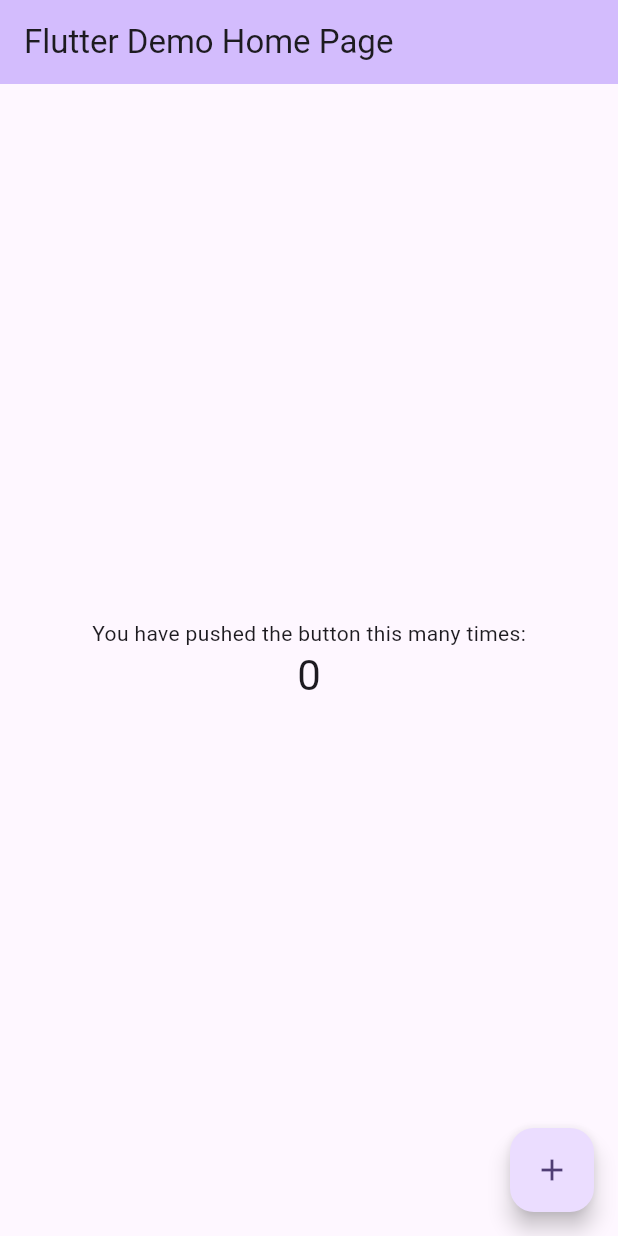
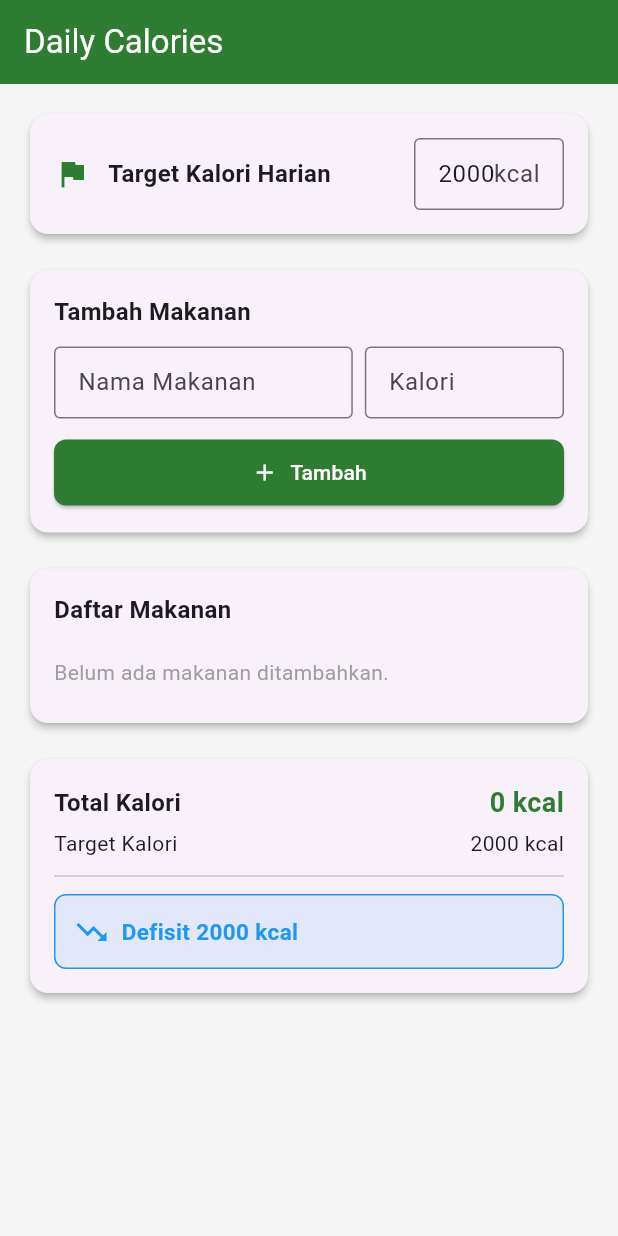
Before and after one commit to tikodjati/bugarku, a Flutter app: the screen it shows after launch, on a phone screen of 412 x 824 dp. Run offline on Flutter 3.47's test engine with Material 3 defaults, Android fonts, the phone set to English and light mode, and no system bars.

Commit message:
membuat fitur hitung calorie

```diff
--- a/lib/main.dart
+++ b/lib/main.dart
@@ -1,4 +1,6 @@
 import 'package:flutter/material.dart';
+import 'pages/calorie_page.dart';
+
 
 void main() {
   runApp(const MyApp());
@@ -28,9 +30,8 @@ class MyApp extends StatelessWidget {
         //
         // This works for code too, not just values: Most code changes can be
         // tested with just a hot reload.
-        colorScheme: .fromSeed(seedColor: Colors.deepPurple),
-      ),
-      home: const MyHomePage(title: 'Flutter Demo Home Page'),
+      colorScheme: ColorScheme.fromSeed(seedColor: Colors.deepPurple),      ),
+      home: CaloriePage(),
     );
   }
 }
--- a/lib/pages/calorie_page.dart
+++ b/lib/pages/calorie_page.dart
@@ -0,0 +1,386 @@
+import 'package:flutter/material.dart';
+
+import '../utils/constants.dart';
+
+/// Model sederhana untuk satu entri makanan.
+class FoodItem {
+  final String name;
+  final int calories;
+
+  FoodItem({required this.name, required this.calories});
+}
+
+/// Status hasil perbandingan kalori masuk terhadap target harian.
+enum CalorieStatus { deficit, surplus, onTarget }
+
+class CaloriePage extends StatefulWidget {
+  const CaloriePage({super.key});
+
+  @override
+  State<CaloriePage> createState() => _CaloriePageState();
+}
+
+class _CaloriePageState extends State<CaloriePage> {
+  final List<FoodItem> _foodItems = [];
+
+  final TextEditingController _foodNameController = TextEditingController();
+  final TextEditingController _foodCalorieController = TextEditingController();
+  final TextEditingController _targetController = TextEditingController(
+    text: '2000',
+  );
+
+  final _formKey = GlobalKey<FormState>();
+
+  int get _totalCalories =>
+      _foodItems.fold(0, (sum, item) => sum + item.calories);
+
+  int get _targetCalories => int.tryParse(_targetController.text) ?? 0;
+
+  /// Menghitung status berdasarkan logika:
+  /// - kalori_masuk < target => Defisit
+  /// - kalori_masuk > target => Surplus
+  /// - kalori_masuk == target => Sesuai target
+  CalorieStatus get _status {
+    if (_totalCalories < _targetCalories) return CalorieStatus.deficit;
+    if (_totalCalories > _targetCalories) return CalorieStatus.surplus;
+    return CalorieStatus.onTarget;
+  }
+
+  int get _difference => (_totalCalories - _targetCalories).abs();
+
+  void _addFood() {
+    if (!_formKey.currentState!.validate()) return;
+
+    final name = _foodNameController.text.trim();
+    final calories = int.parse(_foodCalorieController.text.trim());
+
+    setState(() {
+      _foodItems.add(FoodItem(name: name, calories: calories));
+      _foodNameController.clear();
+      _foodCalorieController.clear();
+    });
+
+    FocusScope.of(context).unfocus();
+  }
+
+  void _removeFood(int index) {
+    setState(() {
+      _foodItems.removeAt(index);
+    });
+  }
+
+  @override
+  void dispose() {
+    _foodNameController.dispose();
+    _foodCalorieController.dispose();
+    _targetController.dispose();
+    super.dispose();
+  }
+
+  @override
+  Widget build(BuildContext context) {
+    return Scaffold(
+      backgroundColor: AppColors.background,
+      appBar: AppBar(
+        title: const Text('Daily Calories'),
+        backgroundColor: AppColors.primary,
+        foregroundColor: Colors.white,
+      ),
+      body: SafeArea(
+        child: Column(
+          children: [
+            Expanded(
+              child: ListView(
+                padding: const EdgeInsets.all(16),
+                children: [
+                  _buildTargetCard(),
+                  const SizedBox(height: 16),
+                  _buildAddFoodCard(),
+                  const SizedBox(height: 16),
+                  _buildFoodListCard(),
+                  const SizedBox(height: 16),
+                  _buildSummaryCard(),
+                ],
+              ),
+            ),
+          ],
+        ),
+      ),
+    );
+  }
+
+  // ---------- Target kalori harian ----------
+  Widget _buildTargetCard() {
+    return Card(
+      elevation: 2,
+      shape: RoundedRectangleBorder(borderRadius: BorderRadius.circular(12)),
+      child: Padding(
+        padding: const EdgeInsets.all(16),
+        child: Row(
+          children: [
+            const Icon(Icons.flag, color: AppColors.primary),
+            const SizedBox(width: 12),
+            const Expanded(
+              child: Text(
+                'Target Kalori Harian',
+                style: TextStyle(fontSize: 16, fontWeight: FontWeight.w600),
+              ),
+            ),
+            SizedBox(
+              width: 100,
+              child: TextField(
+                controller: _targetController,
+                keyboardType: TextInputType.number,
+                textAlign: TextAlign.right,
+                decoration: const InputDecoration(
+                  suffixText: 'kcal',
+                  border: OutlineInputBorder(),
+                  isDense: true,
+                ),
+                onChanged: (_) => setState(() {}),
+              ),
+            ),
+          ],
+        ),
+      ),
+    );
+  }
+
+  // ---------- Form tambah makanan ----------
+  Widget _buildAddFoodCard() {
+    return Card(
+      elevation: 2,
+      shape: RoundedRectangleBorder(borderRadius: BorderRadius.circular(12)),
+      child: Padding(
+        padding: const EdgeInsets.all(16),
+        child: Form(
+          key: _formKey,
+          child: Column(
+            crossAxisAlignment: CrossAxisAlignment.start,
+            children: [
+              const Text(
+                'Tambah Makanan',
+                style: TextStyle(fontSize: 16, fontWeight: FontWeight.w600),
+              ),
+              const SizedBox(height: 12),
+              Row(
+                crossAxisAlignment: CrossAxisAlignment.start,
+                children: [
+                  Expanded(
+                    flex: 3,
+                    child: TextFormField(
+                      controller: _foodNameController,
+                      decoration: const InputDecoration(
+                        labelText: 'Nama Makanan',
+                        border: OutlineInputBorder(),
+                        isDense: true,
+                      ),
+                      validator: (value) {
+                        if (value == null || value.trim().isEmpty) {
+                          return 'Wajib diisi';
+                        }
+                        return null;
+                      },
+                    ),
+                  ),
+                  const SizedBox(width: 8),
+                  Expanded(
+                    flex: 2,
+                    child: TextFormField(
+                      controller: _foodCalorieController,
+                      keyboardType: TextInputType.number,
+                      decoration: const InputDecoration(
+                        labelText: 'Kalori',
+                        suffixText: 'kcal',
+                        border: OutlineInputBorder(),
+                        isDense: true,
+                      ),
+                      validator: (value) {
+                        if (value == null || value.trim().isEmpty) {
+                          return 'Wajib diisi';
+                        }
+                        final parsed = int.tryParse(value.trim());
+                        if (parsed == null || parsed <= 0) {
+                          return 'Tidak valid';
+                        }
+                        return null;
+                      },
+                    ),
+                  ),
+                ],
+              ),
+              const SizedBox(height: 12),
+              SizedBox(
+                width: double.infinity,
+                child: ElevatedButton.icon(
+                  onPressed: _addFood,
+                  icon: const Icon(Icons.add),
+                  label: const Text('Tambah'),
+                  style: ElevatedButton.styleFrom(
+                    backgroundColor: AppColors.primary,
+                    foregroundColor: Colors.white,
+                    padding: const EdgeInsets.symmetric(vertical: 12),
+                    shape: RoundedRectangleBorder(
+                      borderRadius: BorderRadius.circular(8),
+                    ),
+                  ),
+                ),
+              ),
+            ],
+          ),
+        ),
+      ),
+    );
+  }
+
+  // ---------- Daftar makanan yang sudah ditambahkan ----------
+  Widget _buildFoodListCard() {
+    return Card(
+      elevation: 2,
+      shape: RoundedRectangleBorder(borderRadius: BorderRadius.circular(12)),
+      child: Padding(
+        padding: const EdgeInsets.symmetric(vertical: 8),
+        child: Column(
+          crossAxisAlignment: CrossAxisAlignment.start,
+          children: [
+            const Padding(
+              padding: EdgeInsets.fromLTRB(16, 8, 16, 4),
+              child: Text(
+                'Daftar Makanan',
+                style: TextStyle(fontSize: 16, fontWeight: FontWeight.w600),
+              ),
+            ),
+            if (_foodItems.isEmpty)
+              const Padding(
+                padding: EdgeInsets.all(16),
+                child: Text(
+                  'Belum ada makanan ditambahkan.',
+                  style: TextStyle(color: Colors.grey),
+                ),
+              )
+            else
+              ListView.separated(
+                shrinkWrap: true,
+                physics: const NeverScrollableScrollPhysics(),
+                itemCount: _foodItems.length,
+                separatorBuilder: (_, __) => const Divider(height: 1),
+                itemBuilder: (context, index) {
+                  final item = _foodItems[index];
+                  return ListTile(
+                    leading: const Icon(
+                      Icons.restaurant,
+                      color: AppColors.primary,
+                    ),
+                    title: Text(item.name),
+                    trailing: Row(
+                      mainAxisSize: MainAxisSize.min,
+                      children: [
+                        Text(
+                          '${item.calories} kcal',
+                          style: const TextStyle(fontWeight: FontWeight.w500),
+                        ),
+                        IconButton(
+                          icon: const Icon(
+                            Icons.delete_outline,
+                            color: AppColors.error,
+                          ),
+                          onPressed: () => _removeFood(index),
+                        ),
+                      ],
+                    ),
+                  );
+                },
+              ),
+          ],
+        ),
+      ),
+    );
+  }
+
+  // ---------- Ringkasan total & status ----------
+  Widget _buildSummaryCard() {
+    final Color statusColor;
+    final String statusLabel;
+    final IconData statusIcon;
+
+    switch (_status) {
+      case CalorieStatus.deficit:
+        statusColor = Colors.blue;
+        statusLabel = 'Defisit $_difference kcal';
+        statusIcon = Icons.trending_down;
+        break;
+      case CalorieStatus.surplus:
+        statusColor = AppColors.error;
+        statusLabel = 'Surplus $_difference kcal';
+        statusIcon = Icons.trending_up;
+        break;
+      case CalorieStatus.onTarget:
+        statusColor = AppColors.primary;
+        statusLabel = 'Sesuai Target';
+        statusIcon = Icons.check_circle;
+        break;
+    }
+
+    return Card(
+      elevation: 2,
+      shape: RoundedRectangleBorder(borderRadius: BorderRadius.circular(12)),
+      child: Padding(
+        padding: const EdgeInsets.all(16),
+        child: Column(
+          crossAxisAlignment: CrossAxisAlignment.start,
+          children: [
+            Row(
+              mainAxisAlignment: MainAxisAlignment.spaceBetween,
+              children: [
+                const Text(
+                  'Total Kalori',
+                  style: TextStyle(fontSize: 16, fontWeight: FontWeight.w600),
+                ),
+                Text(
+                  '$_totalCalories kcal',
+                  style: const TextStyle(
+                    fontSize: 18,
+                    fontWeight: FontWeight.bold,
+                    color: AppColors.primary,
+                  ),
+                ),
+              ],
+            ),
+            const SizedBox(height: 4),
+            Row(
+              mainAxisAlignment: MainAxisAlignment.spaceBetween,
+              children: [
+                const Text('Target Kalori'),
+                Text('$_targetCalories kcal'),
+              ],
+            ),
+            const Divider(height: 24),
+            Container(
+              width: double.infinity,
+              padding: const EdgeInsets.symmetric(vertical: 12, horizontal: 12),
+              decoration: BoxDecoration(
+                color: statusColor.withOpacity(0.1),
+                borderRadius: BorderRadius.circular(8),
+                border: Border.all(color: statusColor),
+              ),
+              child: Row(
+                children: [
+                  Icon(statusIcon, color: statusColor),
+                  const SizedBox(width: 8),
+                  Text(
+                    statusLabel,
+                    style: TextStyle(
+                      color: statusColor,
+                      fontWeight: FontWeight.bold,
+                      fontSize: 15,
+                    ),
+                  ),
+                ],
+              ),
+            ),
+          ],
+        ),
+      ),
+    );
+  }
+}
```
